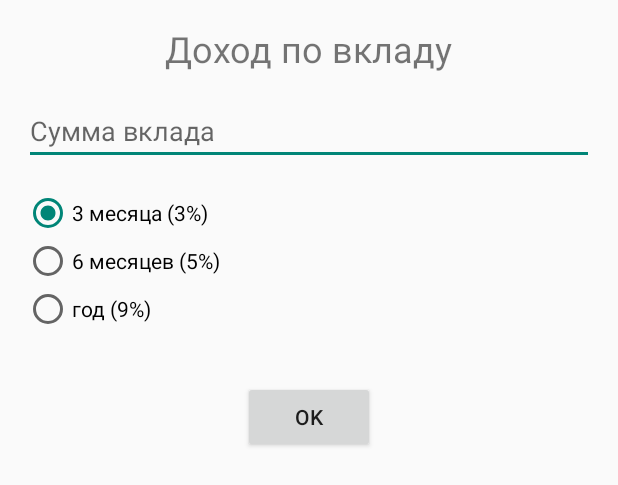
After one commit to YuliaRey12/Lab5Shihova, an Android app built with Jetpack Compose: the layout activity_main.xml on its own in the app's theme, with its tools: preview values and no code run, on a phone screen of 412 x 824 dp. The commit adds this screen. Shown: the top 485 px of the screen. Run offline under Robolectric (Android 15) with nearby library versions, the phone set to English and light mode, and no system bars.

Commit message:
Реализация логики

```diff
--- /dev/null
+++ b/app/src/main/res/layout/activity_main.xml
@@ -0,0 +1,63 @@
+<?xml version="1.0" encoding="utf-8"?>
+<layout xmlns:android="http://schemas.android.com/apk/res/android"
+    xmlns:tools="http://schemas.android.com/tools">
+
+    <LinearLayout
+        android:layout_width="match_parent"
+        android:layout_height="match_parent"
+        android:orientation="vertical"
+        android:padding="16dp">
+
+        <TextView
+            android:id="@+id/titleTextView"
+            android:layout_width="wrap_content"
+            android:layout_height="wrap_content"
+            android:text="Доход по вкладу"
+            android:textSize="24sp"
+            android:layout_marginBottom="16dp"
+            android:layout_gravity="center_horizontal" />
+
+        <EditText
+            android:id="@+id/amountEditText"
+            android:layout_width="match_parent"
+            android:layout_height="wrap_content"
+            android:hint="Сумма вклада"
+            android:inputType="numberDecimal"
+            android:layout_marginBottom="16dp" />
+
+        <RadioGroup
+            android:id="@+id/radioGroup"
+            android:layout_width="match_parent"
+            android:layout_height="wrap_content"
+            android:orientation="vertical"
+            android:layout_marginBottom="16dp">
+
+            <RadioButton
+                android:id="@+id/threeMonthsRadioButton"
+                android:layout_width="wrap_content"
+                android:layout_height="wrap_content"
+                android:text="3 месяца (3%)"
+                android:checked="true" />
+
+            <RadioButton
+                android:id="@+id/sixMonthsRadioButton"
+                android:layout_width="wrap_content"
+                android:layout_height="wrap_content"
+                android:text="6 месяцев (5%)" />
+
+            <RadioButton
+                android:id="@+id/oneYearRadioButton"
+                android:layout_width="wrap_content"
+                android:layout_height="wrap_content"
+                android:text="год (9%)" />
+        </RadioGroup>
+
+        <Button
+            android:id="@+id/okButton"
+            android:layout_width="wrap_content"
+            android:layout_height="wrap_content"
+            android:text="OK"
+            android:layout_gravity="center_horizontal"
+            android:layout_marginTop="16dp" />
+    </LinearLayout>
+</layout>
```
Also changed, not shown: app/src/main/java/com/example/lab5shihova/MainActivity.kt (+27 -37 lines).
